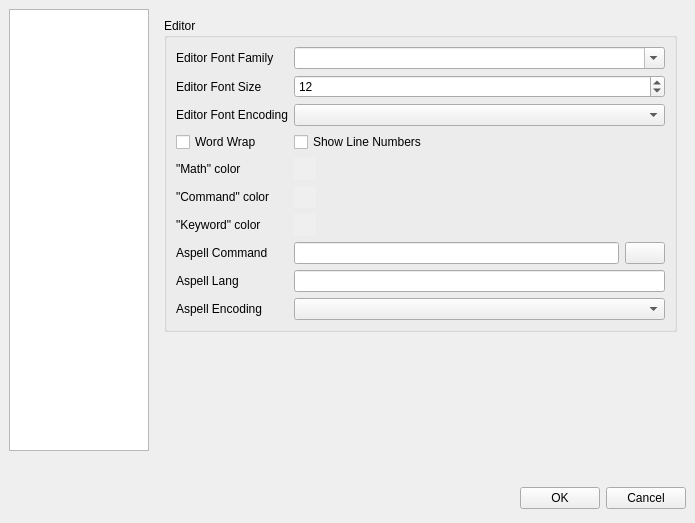
Before: the Qt Designer form configdialog.ui in orao/texmaker, drawn with Qt 5.
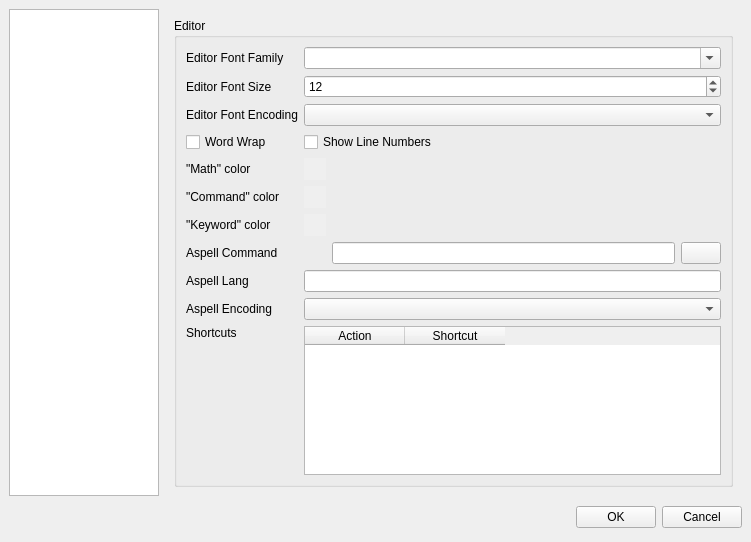
After: the same form once the commit is applied. The open tabs and pages were chosen to show the change. Icons and pictures are not drawn.

Patch:
```diff
--- a/configdialog.ui
+++ b/configdialog.ui
@@ -5,8 +5,8 @@
    <rect>
     <x>0</x>
     <y>0</y>
-    <width>695</width>
-    <height>523</height>
+    <width>751</width>
+    <height>542</height>
    </rect>
   </property>
   <property name="windowTitle" >
@@ -19,7 +19,7 @@
    <property name="spacing" >
     <number>6</number>
    </property>
-   <item rowspan="2" row="0" column="1" >
+   <item row="0" column="1" >
     <widget class="QStackedWidget" name="pagesWidget" >
      <property name="sizePolicy" >
       <sizepolicy>
@@ -515,14 +515,27 @@
       </layout>
      </widget>
      <widget class="QWidget" name="pe" >
-      <layout class="QVBoxLayout" >
+      <layout class="QGridLayout" >
        <property name="margin" >
         <number>9</number>
        </property>
        <property name="spacing" >
         <number>6</number>
        </property>
-       <item>
+       <item row="1" column="0" >
+        <spacer>
+         <property name="orientation" >
+          <enum>Qt::Vertical</enum>
+         </property>
+         <property name="sizeHint" >
+          <size>
+           <width>411</width>
+           <height>40</height>
+          </size>
+         </property>
+        </spacer>
+       </item>
+       <item row="0" column="0" >
         <widget class="QGroupBox" name="groupBox_3" >
          <property name="sizePolicy" >
           <sizepolicy>
@@ -542,6 +555,17 @@
           <property name="spacing" >
            <number>6</number>
           </property>
+          <item row="0" column="0" >
+           <layout class="QGridLayout" >
+            <property name="margin" >
+             <number>0</number>
+            </property>
+            <property name="spacing" >
+             <number>6</number>
+            </property>
+            <item row="9" column="1" colspan="2" >
+             <widget class="QComboBox" name="comboBoxAspellEncoding" />
+            </item>
           <item row="8" column="0" >
            <widget class="QLabel" name="labelAspellLang" >
             <property name="text" >
@@ -549,78 +573,25 @@
             </property>
            </widget>
           </item>
-          <item row="7" column="1" colspan="2" >
-           <layout class="QHBoxLayout" >
-            <property name="margin" >
-             <number>0</number>
-            </property>
-            <property name="spacing" >
-             <number>6</number>
-            </property>
-            <item>
-             <widget class="QLineEdit" name="lineEditAspellCommand" >
-              <property name="minimumSize" >
-               <size>
-                <width>190</width>
-                <height>0</height>
-               </size>
-              </property>
-             </widget>
-            </item>
-            <item>
-             <widget class="QPushButton" name="pushButtonAspell" >
+            <item row="10" column="0" >
+             <widget class="QLabel" name="labelshortcut" >
               <property name="text" >
-               <string/>
+               <string>Shortcuts</string>
               </property>
               <property name="icon" >
                <iconset resource="texmaker.qrc" >:/images/fileopen.png</iconset>
               </property>
              </widget>
             </item>
-           </layout>
-          </item>
-          <item row="3" column="1" colspan="2" >
-           <widget class="QCheckBox" name="checkBoxLinenumber" >
-            <property name="text" >
-             <string>Show Line Numbers</string>
-            </property>
-           </widget>
-          </item>
-          <item row="6" column="2" >
+            <item row="11" column="0" >
            <spacer>
             <property name="orientation" >
-             <enum>Qt::Horizontal</enum>
+               <enum>Qt::Vertical</enum>
             </property>
             <property name="sizeHint" >
              <size>
-              <width>241</width>
-              <height>20</height>
-             </size>
-            </property>
-           </spacer>
-          </item>
-          <item row="5" column="2" >
-           <spacer>
-            <property name="orientation" >
-             <enum>Qt::Horizontal</enum>
-            </property>
-            <property name="sizeHint" >
-             <size>
-              <width>241</width>
-              <height>20</height>
-             </size>
-            </property>
-           </spacer>
-          </item>
-          <item row="4" column="2" >
-           <spacer>
-            <property name="orientation" >
-             <enum>Qt::Horizontal</enum>
-            </property>
-            <property name="sizeHint" >
-             <size>
-              <width>241</width>
-              <height>20</height>
+                <width>111</width>
+                <height>41</height>
              </size>
             </property>
            </spacer>
@@ -697,6 +668,39 @@
             </property>
            </widget>
           </item>
+            <item row="5" column="2" >
+             <spacer>
+              <property name="orientation" >
+               <enum>Qt::Horizontal</enum>
+              </property>
+              <property name="sizeHint" >
+               <size>
+                <width>241</width>
+                <height>20</height>
+               </size>
+              </property>
+             </spacer>
+            </item>
+            <item row="2" column="0" >
+             <widget class="QLabel" name="labelEncoding" >
+              <property name="text" >
+               <string>Editor Font Encoding</string>
+              </property>
+             </widget>
+            </item>
+            <item row="4" column="2" >
+             <spacer>
+              <property name="orientation" >
+               <enum>Qt::Horizontal</enum>
+              </property>
+              <property name="sizeHint" >
+               <size>
+                <width>241</width>
+                <height>20</height>
+               </size>
+              </property>
+             </spacer>
+            </item>
           <item row="6" column="1" >
            <widget class="QPushButton" name="pushButtonColorKeyword" >
             <property name="sizePolicy" >
@@ -733,47 +737,6 @@
             </property>
            </widget>
           </item>
-          <item row="6" column="0" >
-           <widget class="QLabel" name="labelColorKeyword" >
-            <property name="text" >
-             <string>"Keyword" color</string>
-            </property>
-           </widget>
-          </item>
-          <item row="7" column="0" >
-           <widget class="QLabel" name="labelASpellCommand" >
-            <property name="text" >
-             <string>Aspell Command</string>
-            </property>
-           </widget>
-          </item>
-          <item row="8" column="1" colspan="2" >
-           <widget class="QLineEdit" name="lineEditAspellLang" />
-          </item>
-          <item row="9" column="0" >
-           <widget class="QLabel" name="labelAspellEncoding" >
-            <property name="text" >
-             <string>Aspell Encoding</string>
-            </property>
-           </widget>
-          </item>
-          <item row="9" column="1" colspan="2" >
-           <widget class="QComboBox" name="comboBoxAspellEncoding" />
-          </item>
-          <item row="5" column="0" >
-           <widget class="QLabel" name="labelColorCommand" >
-            <property name="text" >
-             <string>"Command" color</string>
-            </property>
-           </widget>
-          </item>
-          <item row="4" column="0" >
-           <widget class="QLabel" name="labelColorMath" >
-            <property name="text" >
-             <string>"Math" color</string>
-            </property>
-           </widget>
-          </item>
           <item row="3" column="0" >
            <widget class="QCheckBox" name="checkBoxWordwrap" >
             <property name="text" >
@@ -781,17 +744,10 @@
             </property>
            </widget>
           </item>
-          <item row="0" column="1" colspan="2" >
-           <widget class="QComboBox" name="comboBoxFont" >
-            <property name="editable" >
-             <bool>true</bool>
-            </property>
-           </widget>
-          </item>
-          <item row="0" column="0" >
-           <widget class="QLabel" name="labelFamily" >
+            <item row="3" column="1" colspan="2" >
+             <widget class="QCheckBox" name="checkBoxLinenumber" >
             <property name="text" >
-             <string>Editor Font Family</string>
+               <string>Show Line Numbers</string>
             </property>
            </widget>
           </item>
@@ -805,9 +761,67 @@
             </property>
            </widget>
           </item>
+            <item rowspan="2" row="10" column="1" colspan="2" >
+             <widget class="QTableWidget" name="shorttableWidget" >
+              <column>
+               <property name="text" >
+                <string>Action</string>
+               </property>
+              </column>
+              <column>
+               <property name="text" >
+                <string>Shortcut</string>
+               </property>
+              </column>
+             </widget>
+            </item>
+            <item row="0" column="1" colspan="2" >
+             <widget class="QComboBox" name="comboBoxFont" >
+              <property name="editable" >
+               <bool>true</bool>
+              </property>
+             </widget>
+            </item>
+            <item row="6" column="0" >
+             <widget class="QLabel" name="labelColorKeyword" >
+              <property name="text" >
+               <string>"Keyword" color</string>
+              </property>
+             </widget>
+            </item>
+            <item row="9" column="0" >
+             <widget class="QLabel" name="labelAspellEncoding" >
+              <property name="text" >
+               <string>Aspell Encoding</string>
+              </property>
+             </widget>
+            </item>
           <item row="2" column="1" colspan="2" >
            <widget class="QComboBox" name="comboBoxEncoding" />
           </item>
+            <item row="8" column="1" colspan="2" >
+             <widget class="QLineEdit" name="lineEditAspellLang" />
+            </item>
+            <item row="5" column="0" >
+             <widget class="QLabel" name="labelColorCommand" >
+              <property name="text" >
+               <string>"Command" color</string>
+              </property>
+             </widget>
+            </item>
+            <item row="6" column="2" >
+             <spacer>
+              <property name="orientation" >
+               <enum>Qt::Horizontal</enum>
+              </property>
+              <property name="sizeHint" >
+               <size>
+                <width>241</width>
+                <height>20</height>
+               </size>
+              </property>
+             </spacer>
+            </item>
           <item row="1" column="0" >
            <widget class="QLabel" name="labelSize" >
             <property name="text" >
@@ -815,28 +829,61 @@
             </property>
            </widget>
           </item>
-          <item row="2" column="0" >
-           <widget class="QLabel" name="labelEncoding" >
+            <item row="4" column="0" >
+             <widget class="QLabel" name="labelColorMath" >
             <property name="text" >
-             <string>Editor Font Encoding</string>
+               <string>"Math" color</string>
             </property>
            </widget>
           </item>
-         </layout>
-        </widget>
-       </item>
+            <item row="7" column="0" >
+             <widget class="QLabel" name="labelASpellCommand" >
+              <property name="text" >
+               <string>Aspell Command</string>
+              </property>
+             </widget>
+            </item>
+            <item row="0" column="0" >
+             <widget class="QLabel" name="labelFamily" >
+              <property name="text" >
+               <string>Editor Font Family</string>
+              </property>
+             </widget>
+            </item>
+            <item row="7" column="2" >
+             <layout class="QHBoxLayout" >
+              <property name="margin" >
+               <number>0</number>
+              </property>
+              <property name="spacing" >
+               <number>6</number>
+              </property>
        <item>
-        <spacer>
-         <property name="orientation" >
-          <enum>Qt::Vertical</enum>
-         </property>
-         <property name="sizeHint" >
+               <widget class="QLineEdit" name="lineEditAspellCommand" >
+                <property name="minimumSize" >
           <size>
-           <width>411</width>
-           <height>40</height>
-          </size>
-         </property>
-        </spacer>
+                  <width>190</width>
+                  <height>0</height>
+                 </size>
+                </property>
+               </widget>
+              </item>
+              <item>
+               <widget class="QPushButton" name="pushButtonAspell" >
+                <property name="text" >
+                 <string/>
+                </property>
+                <property name="icon" >
+                 <iconset resource="texmaker.qrc" >:/images/fileopen.png</iconset>
+                </property>
+               </widget>
+              </item>
+             </layout>
+            </item>
+           </layout>
+          </item>
+         </layout>
+        </widget>
        </item>
       </layout>
      </widget>
@@ -850,31 +897,68 @@
      <property name="sizeHint" >
       <size>
        <width>131</width>
-       <height>21</height>
+       <height>40</height>
       </size>
      </property>
     </spacer>
    </item>
+   <item row="1" column="1" >
+    <layout class="QHBoxLayout" >
+     <property name="margin" >
+      <number>0</number>
+     </property>
+     <property name="spacing" >
+      <number>6</number>
+     </property>
+     <item>
+      <spacer>
+       <property name="orientation" >
+        <enum>Qt::Horizontal</enum>
+       </property>
+       <property name="sizeHint" >
+        <size>
+         <width>407</width>
+         <height>31</height>
+        </size>
+       </property>
+      </spacer>
+     </item>
+     <item>
+      <widget class="QPushButton" name="okButton" >
+       <property name="text" >
+        <string>OK</string>
+       </property>
+      </widget>
+     </item>
+     <item>
+      <widget class="QPushButton" name="cancelButton" >
+       <property name="text" >
+        <string>Cancel</string>
+       </property>
+      </widget>
+     </item>
+    </layout>
+   </item>
    <item row="0" column="0" >
     <widget class="QListWidget" name="contentsWidget" >
      <property name="sizePolicy" >
       <sizepolicy>
        <hsizetype>0</hsizetype>
-       <vsizetype>0</vsizetype>
+       <vsizetype>7</vsizetype>
        <horstretch>0</horstretch>
        <verstretch>0</verstretch>
       </sizepolicy>
      </property>
      <property name="minimumSize" >
       <size>
-       <width>140</width>
+       <width>150</width>
        <height>442</height>
       </size>
      </property>
      <property name="maximumSize" >
       <size>
-       <width>140</width>
-       <height>442</height>
+       <width>150</width>
+       <height>32000</height>
       </size>
      </property>
      <property name="iconSize" >
@@ -894,43 +978,6 @@
      </property>
     </widget>
    </item>
-   <item row="2" column="0" colspan="2" >
-    <layout class="QHBoxLayout" >
-     <property name="margin" >
-      <number>0</number>
-     </property>
-     <property name="spacing" >
-      <number>6</number>
-     </property>
-     <item>
-      <spacer>
-       <property name="orientation" >
-        <enum>Qt::Horizontal</enum>
-       </property>
-       <property name="sizeHint" >
-        <size>
-         <width>407</width>
-         <height>31</height>
-        </size>
-       </property>
-      </spacer>
-     </item>
-     <item>
-      <widget class="QPushButton" name="okButton" >
-       <property name="text" >
-        <string>OK</string>
-       </property>
-      </widget>
-     </item>
-     <item>
-      <widget class="QPushButton" name="cancelButton" >
-       <property name="text" >
-        <string>Cancel</string>
-       </property>
-      </widget>
-     </item>
-    </layout>
-   </item>
   </layout>
  </widget>
  <tabstops>
```
Left out of the diff: 3 changed lines with no effect on the pictures. Lines whose indentation alone changed are shown as unchanged.
